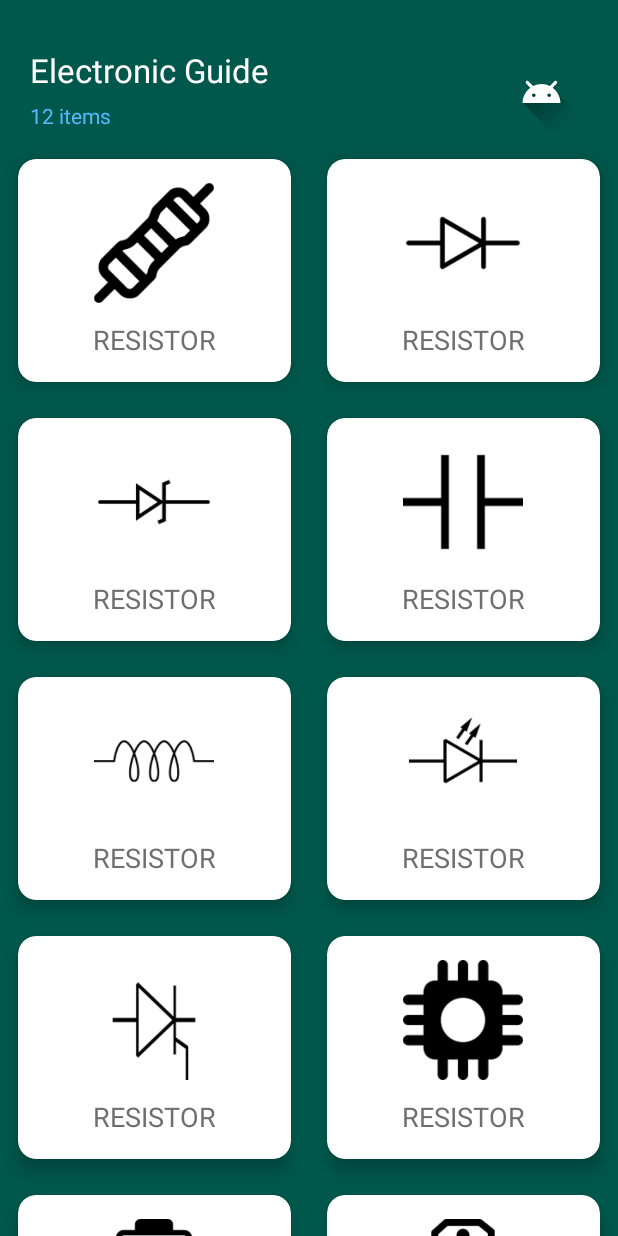
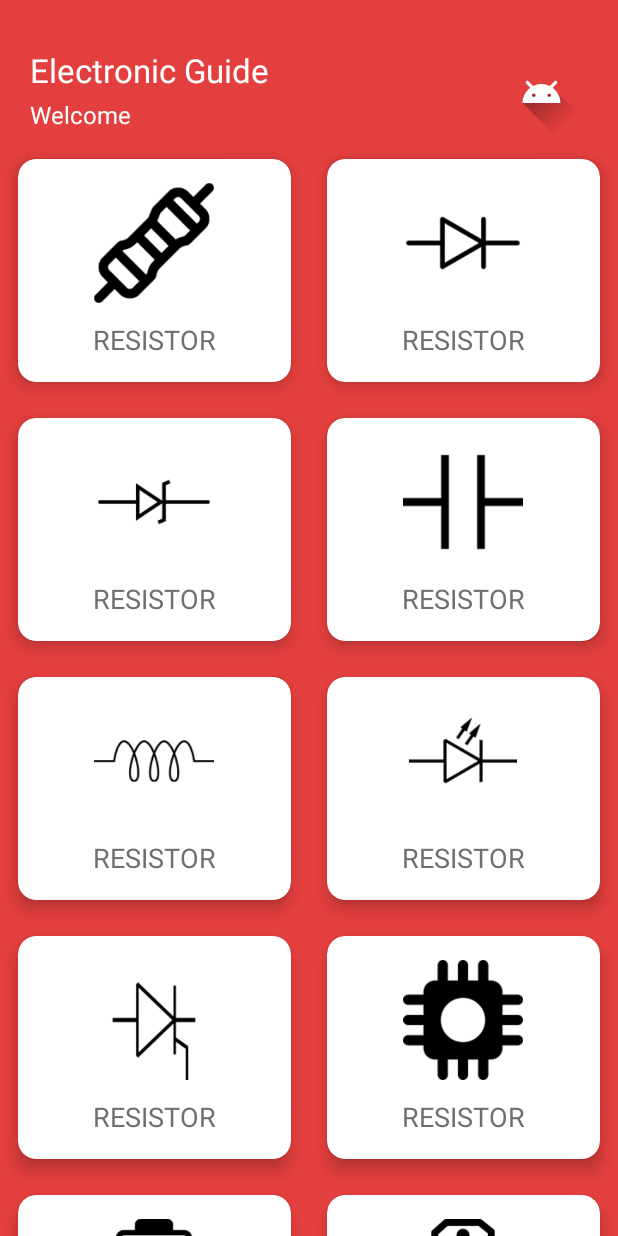
Before and after one commit to vaibhavt802/Electronic-Guide, an Android app: the screen it shows after launch (MainActivity), on a phone screen of 412 x 824 dp. Run offline under Robolectric (Android 15) with nearby library versions, the phone set to English and light mode, and no system bars.

Commit message:
changed theme from green to read orange, changed "12 items" to "welcome", changed its color from blue to white. Added new image as logo.png

```diff
--- a/app/src/main/res/layout/activity_main.xml
+++ b/app/src/main/res/layout/activity_main.xml
@@ -30,10 +30,10 @@
 
             <TextView
                 android:layout_below="@id/electronicGuide"
-                android:layout_marginTop="6dp"
-                android:text="12 items"
-                android:textColor="#52BAFF"
-                android:textSize="14sp"
+                android:layout_marginTop="4dp"
+                android:text="Welcome"
+                android:textColor="#FFFFFF"
+                android:textSize="16sp"
                 android:layout_width="wrap_content"
                 android:layout_height="wrap_content" />
 
--- a/app/src/main/res/values/colors.xml
+++ b/app/src/main/res/values/colors.xml
@@ -1,6 +1,6 @@
 <?xml version="1.0" encoding="utf-8"?>
 <resources>
     <color name="colorPrimary">#008577</color>
-    <color name="colorPrimaryDark">#00574B</color>
+    <color name="colorPrimaryDark">#E33F3E</color>
     <color name="colorAccent">#D81B60</color>
 </resources>
```
Also changed, not shown: app/src/main/res/drawable/logo.png (added).
